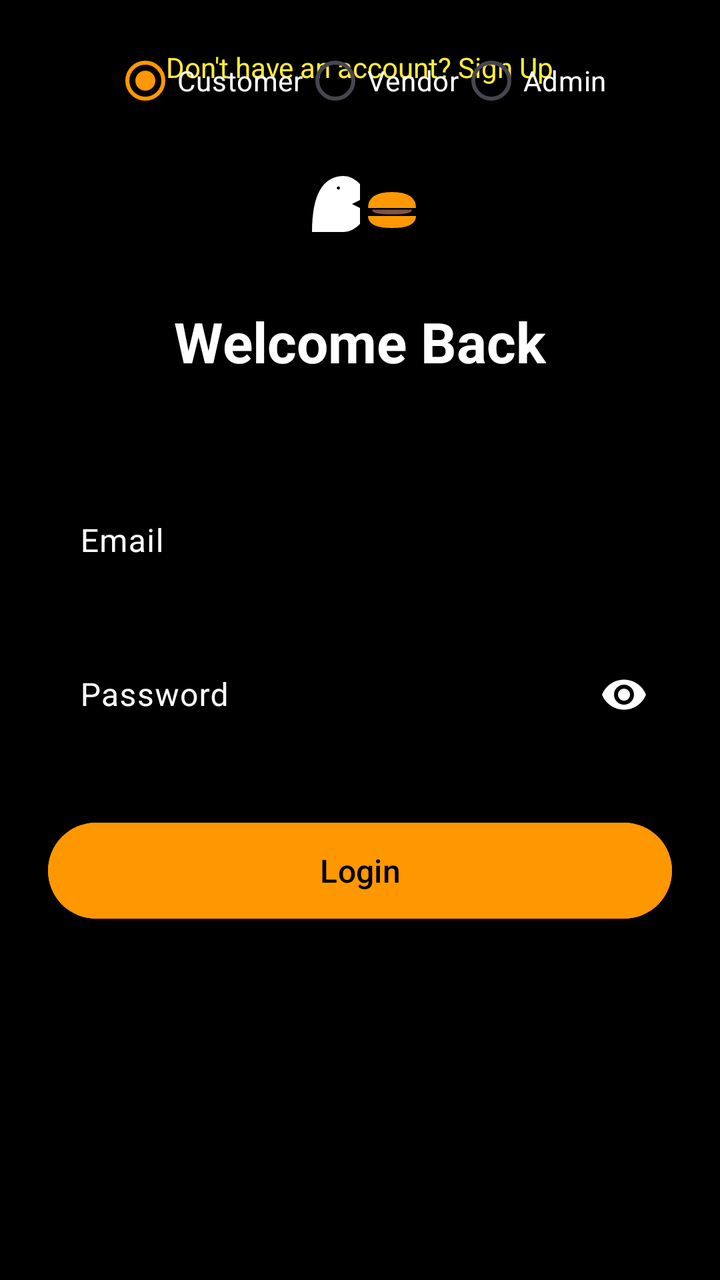
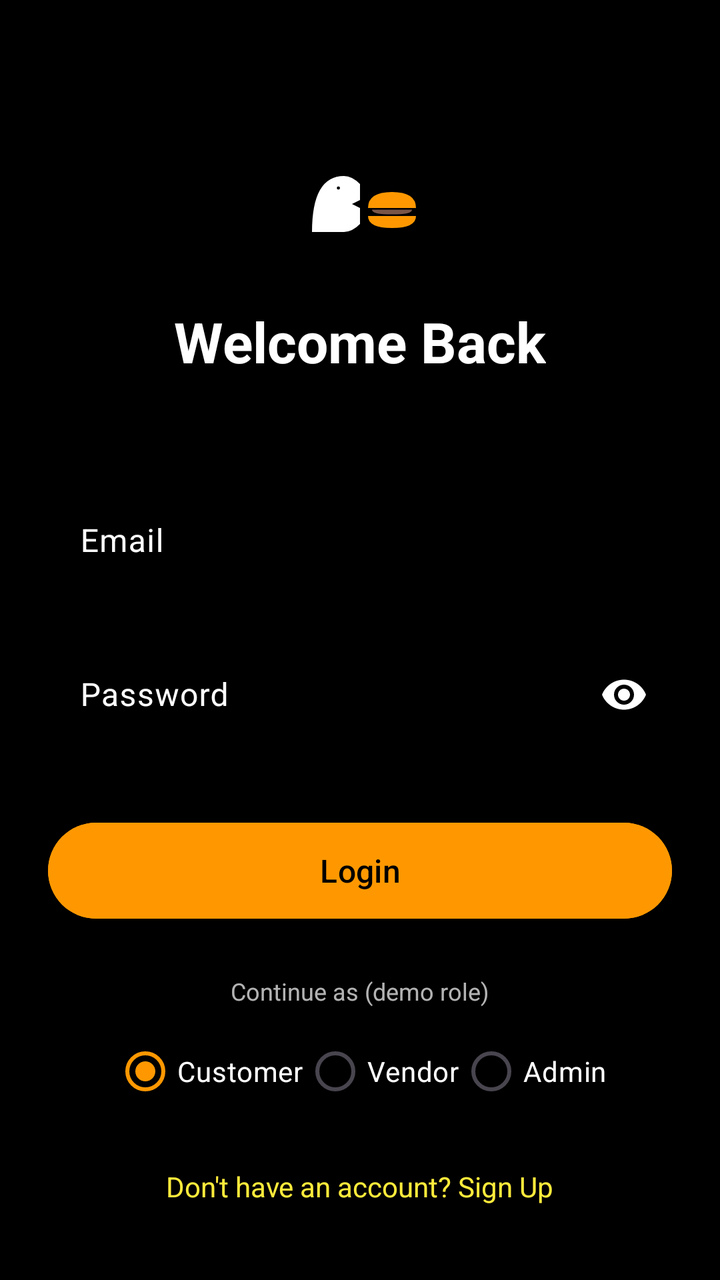

The first picture is an Android layout as it rendered before a commit; the second is the same layout after the commit. The layout source and the unified diff follow.
<!-- AndroidManifest.xml: application theme Theme.BiteForLessFoodBridge -->
<!-- res/layout/activity_login.xml -->
<?xml version="1.0" encoding="utf-8"?>
<androidx.constraintlayout.widget.ConstraintLayout xmlns:android="http://schemas.android.com/apk/res/android"
    xmlns:app="http://schemas.android.com/apk/res-auto"
    android:layout_width="match_parent"
    android:layout_height="match_parent"
    android:background="@color/black"
    android:padding="24dp">

    <ImageView
        android:id="@+id/logo_small"
        android:layout_width="80dp"
        android:layout_height="80dp"
        android:layout_marginTop="32dp"
        android:src="@drawable/ic_logo_bite"
        app:layout_constraintEnd_toEndOf="parent"
        app:layout_constraintStart_toStartOf="parent"
        app:layout_constraintTop_toTopOf="parent" />

    <TextView
        android:id="@+id/title"
        android:layout_width="wrap_content"
        android:layout_height="wrap_content"
        android:layout_marginTop="16dp"
        android:text="Welcome Back"
        android:textColor="@color/white"
        android:textSize="28sp"
        android:textStyle="bold"
        app:layout_constraintEnd_toEndOf="parent"
        app:layout_constraintStart_toStartOf="parent"
        app:layout_constraintTop_toBottomOf="@id/logo_small" />

    <com.google.android.material.textfield.TextInputLayout
        android:id="@+id/email_layout"
        style="@style/Widget.Material3.TextInputLayout.OutlinedBox"
        android:layout_width="match_parent"
        android:layout_height="wrap_content"
        android:layout_marginTop="48dp"
        android:hint="Email"
        android:textColorHint="@color/white"
        app:boxStrokeColor="@color/food_orange"
        app:hintTextColor="@color/food_orange"
        app:layout_constraintTop_toBottomOf="@id/title">

        <com.google.android.material.textfield.TextInputEditText
            android:id="@+id/et_email"
            android:layout_width="match_parent"
            android:layout_height="wrap_content"
            android:textColor="@color/white" />
    </com.google.android.material.textfield.TextInputLayout>

    <com.google.android.material.textfield.TextInputLayout
        android:id="@+id/password_layout"
        style="@style/Widget.Material3.TextInputLayout.OutlinedBox"
        android:layout_width="match_parent"
        android:layout_height="wrap_content"
        android:layout_marginTop="16dp"
        android:hint="Password"
        android:textColorHint="@color/white"
        app:boxStrokeColor="@color/food_orange"
        app:hintTextColor="@color/food_orange"
        app:layout_constraintTop_toBottomOf="@id/email_layout"
        app:passwordToggleEnabled="true"
        app:passwordToggleTint="@color/white">

        <com.google.android.material.textfield.TextInputEditText
            android:id="@+id/et_password"
            android:layout_width="match_parent"
            android:layout_height="wrap_content"
            android:inputType="textPassword"
            android:textColor="@color/white" />
    </com.google.android.material.textfield.TextInputLayout>

    <Button
        android:id="@+id/btn_login"
        android:layout_width="match_parent"
        android:layout_height="56dp"
        android:layout_marginTop="32dp"
        android:backgroundTint="@color/food_orange"
        android:text="Login"
        android:textAllCaps="false"
        android:textSize="16sp"
        app:layout_constraintTop_toBottomOf="@id/password_layout" />

    <TextView
        android:id="@+id/btn_goto_signup"
        android:layout_width="wrap_content"
        android:layout_height="wrap_content"
        android:layout_marginTop="16dp"
        android:text="Don't have an account? Sign Up"
        android:textColor="@color/food_yellow"
        app:layout_constraintEnd_toEndOf="parent"
        app:layout_constraintStart_toStartOf="parent"
        app:layout_constraintTop_toBottomOf="@id/role_label" />

    <TextView
        android:id="@+id/role_label"
        android:layout_width="wrap_content"
        android:layout_height="wrap_content"
        android:layout_marginTop="24dp"
        android:text="Continue as (demo role)"
        android:textColor="@color/text_secondary"
        android:textSize="12sp"
        app:layout_constraintEnd_toEndOf="parent"
        app:layout_constraintStart_toStartOf="parent"
        app:layout_constraintTop_toBottomOf="@id/btn_goto_signup" />

    <RadioGroup
        android:id="@+id/role_group"
        android:layout_width="wrap_content"
        android:layout_height="wrap_content"
        android:layout_marginTop="8dp"
        android:orientation="horizontal"
        app:layout_constraintEnd_toEndOf="parent"
        app:layout_constraintStart_toStartOf="parent"
        app:layout_constraintTop_toBottomOf="@id/role_label">

        <RadioButton
            android:id="@+id/role_customer"
            android:layout_width="wrap_content"
            android:layout_height="wrap_content"
            android:buttonTint="@color/food_orange"
            android:checked="true"
            android:text="Customer"
            android:textColor="@color/white" />

        <RadioButton
            android:id="@+id/role_vendor"
            android:layout_width="wrap_content"
            android:layout_height="wrap_content"
            android:buttonTint="@color/food_orange"
            android:text="Vendor"
            android:textColor="@color/white" />

        <RadioButton
            android:id="@+id/role_admin"
            android:layout_width="wrap_content"
            android:layout_height="wrap_content"
            android:buttonTint="@color/food_orange"
            android:text="Admin"
            android:textColor="@color/white" />
    </RadioGroup>

    <Button
        android:id="@+id/btn_google"
        style="@style/Widget.Material3.Button.OutlinedButton"
        android:layout_width="match_parent"
        android:layout_height="56dp"
        android:layout_marginTop="16dp"
        android:text="Continue with Google"
        android:visibility="gone"
        app:layout_constraintEnd_toEndOf="parent"
        app:layout_constraintStart_toStartOf="parent"
        app:layout_constraintTop_toBottomOf="@id/role_group" />

</androidx.constraintlayout.widget.ConstraintLayout>
<!-- resources referenced by this layout -->
<resources>
  <color name="black">#FF000000</color>
  <color name="food_orange">#FF9800</color>
  <color name="food_yellow">#FFEB3B</color>
  <color name="text_secondary">#B3FFFFFF</color>
  <color name="white">#FFFFFFFF</color>
  <!-- drawable ic_logo_bite (drawable) -->
  <vector xmlns:android="http://schemas.android.com/apk/res/android"
      android:width="200dp"
      android:height="200dp"
      android:viewportWidth="200"
      android:viewportHeight="200">
  
      
      <path
          android:fillColor="#FF9800"
          android:pathData="M110,130 L170,130 Q170,145 140,145 Q110,145 110,130 Z" />
  
      
      <path
          android:fillColor="#795548"
          android:pathData="M115,122 L165,122 Q165,128 140,128 Q115,128 115,122 Z" />
  
      
      <path
          android:fillColor="#FF9800"
          android:pathData="M110,120 L170,120 Q170,100 140,100 Q110,100 110,120 Z" />
  
      
      <path
          android:fillColor="#FFFFFF"
          android:pathData="M40,150 Q40,80 80,80 Q90,80 100,90 L100,110 L90,115 L100,120 L100,140 Q90,150 80,150 Z" />
  
      
      <path
          android:fillColor="#000000"
          android:pathData="M75,95 A2,2 0 1,1 71,95 A2,2 0 1,1 75,95" />
  
  </vector>
  <style name="Theme.BiteForLessFoodBridge" parent="Base.Theme.BiteForLessFoodBridge" />
  <style name="Base.Theme.BiteForLessFoodBridge" parent="Theme.Material3.DayNight.NoActionBar">
          <item name="colorPrimary">@color/primary</item>
          <item name="colorOnPrimary">@color/black</item>
          <item name="colorSecondary">@color/secondary</item>
          <item name="colorError">@color/error</item>
          <item name="android:windowBackground">@color/background</item>
          <item name="android:statusBarColor">@color/background</item>
          <item name="android:navigationBarColor">@color/background</item>
          <item name="bottomNavigationStyle">@style/Widget.BiteForLess.BottomNavigation</item>
      </style>
  <color name="primary">#FF9800</color>
  <color name="secondary">#FFEB3B</color>
  <color name="error">#F44336</color>
  <color name="background">#FF000000</color>
  <style name="Widget.BiteForLess.BottomNavigation" parent="Widget.Material3.BottomNavigationView">
          <item name="materialThemeOverlay">@style/ThemeOverlay.BiteForLess.BottomNavigation</item>
      </style>
  <style name="ThemeOverlay.BiteForLess.BottomNavigation" parent="">
          <item name="colorPrimary">@color/primary</item>
          <item name="colorOnSurface">@color/text_secondary</item>
          <item name="colorOnSurfaceVariant">@color/text_hint</item>
      </style>
  <color name="text_hint">#80FFFFFF</color>
</resources>

<!-- the commit's change to res/layout/activity_login.xml (unified diff, before → after) -->
@@ -81,16 +81,17 @@
         android:textSize="16sp"
         app:layout_constraintTop_toBottomOf="@id/password_layout" />
 
-    <TextView
-        android:id="@+id/btn_goto_signup"
-        android:layout_width="wrap_content"
-        android:layout_height="wrap_content"
+    <Button
+        android:id="@+id/btn_google"
+        style="@style/Widget.Material3.Button.OutlinedButton"
+        android:layout_width="match_parent"
+        android:layout_height="56dp"
         android:layout_marginTop="16dp"
-        android:text="Don't have an account? Sign Up"
-        android:textColor="@color/food_yellow"
+        android:text="Continue with Google"
+        android:visibility="gone"
         app:layout_constraintEnd_toEndOf="parent"
         app:layout_constraintStart_toStartOf="parent"
-        app:layout_constraintTop_toBottomOf="@id/role_label" />
+        app:layout_constraintTop_toBottomOf="@id/btn_login" />
 
     <TextView
         android:id="@+id/role_label"
@@ -102,7 +103,7 @@
         android:textSize="12sp"
         app:layout_constraintEnd_toEndOf="parent"
         app:layout_constraintStart_toStartOf="parent"
-        app:layout_constraintTop_toBottomOf="@id/btn_goto_signup" />
+        app:layout_constraintTop_toBottomOf="@id/btn_google" />
 
     <RadioGroup
         android:id="@+id/role_group"
@@ -140,14 +141,13 @@
             android:textColor="@color/white" />
     </RadioGroup>
 
-    <Button
-        android:id="@+id/btn_google"
-        style="@style/Widget.Material3.Button.OutlinedButton"
-        android:layout_width="match_parent"
-        android:layout_height="56dp"
-        android:layout_marginTop="16dp"
-        android:text="Continue with Google"
-        android:visibility="gone"
+    <TextView
+        android:id="@+id/btn_goto_signup"
+        android:layout_width="wrap_content"
+        android:layout_height="wrap_content"
+        android:layout_marginTop="24dp"
+        android:text="Don't have an account? Sign Up"
+        android:textColor="@color/food_yellow"
         app:layout_constraintEnd_toEndOf="parent"
         app:layout_constraintStart_toStartOf="parent"
         app:layout_constraintTop_toBottomOf="@id/role_group" />
